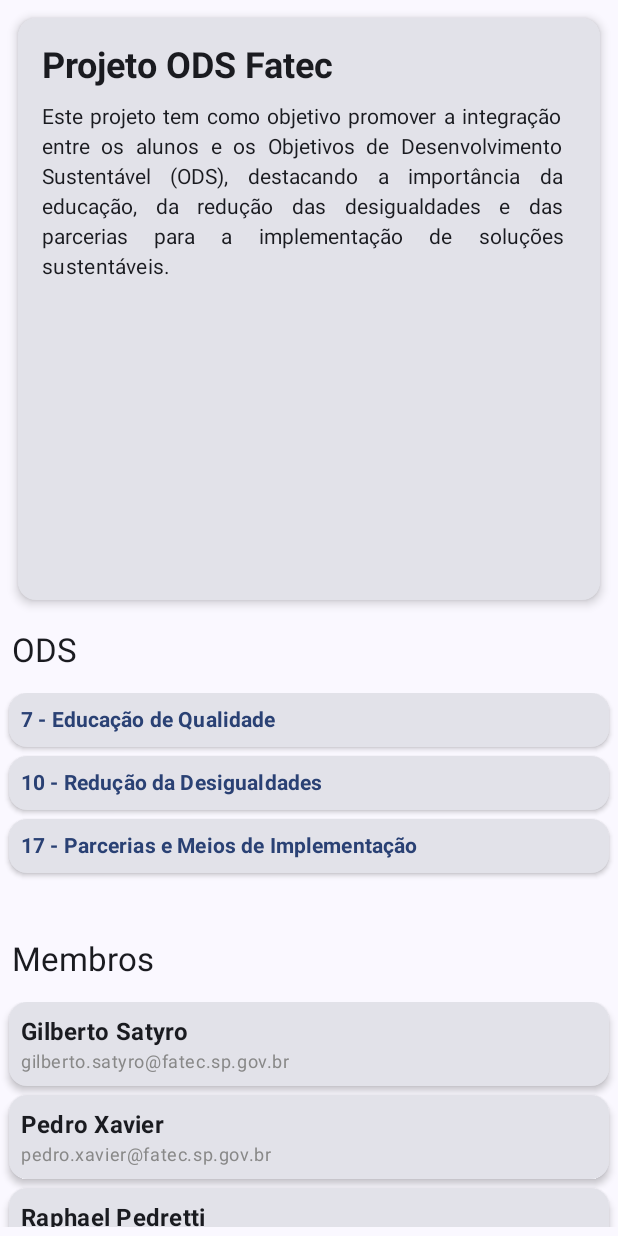
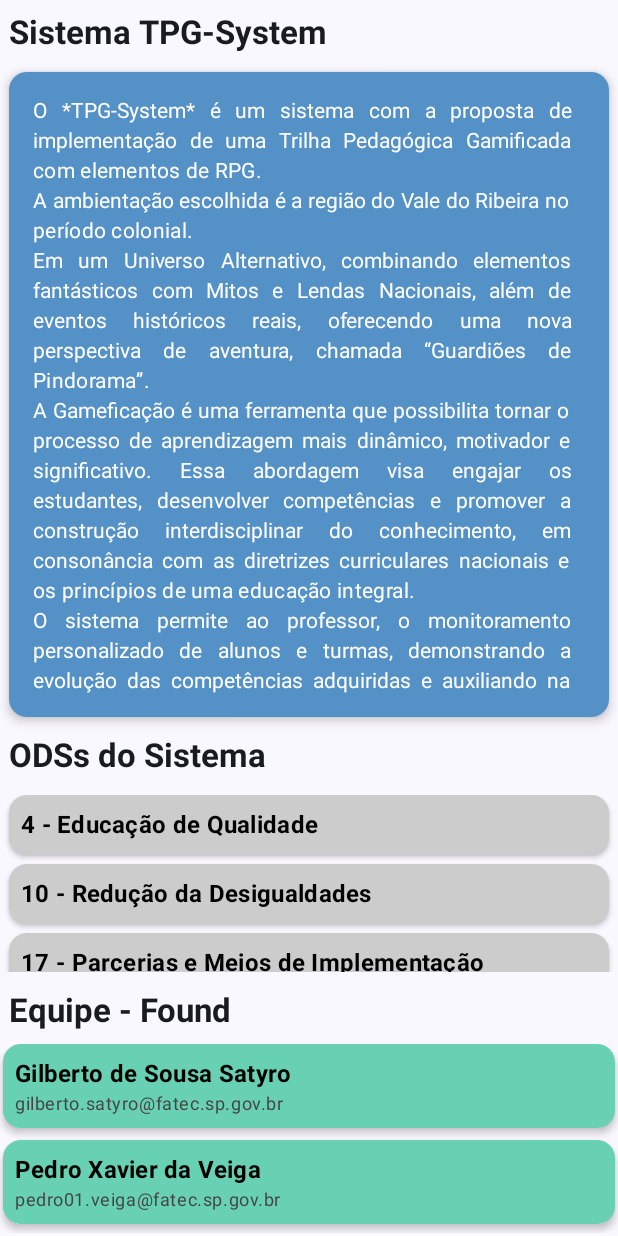
Before and after one commit to gibasatyro/PDMII_Atividade01, an Android app built with Jetpack Compose: the screen it shows after launch (MainActivity), on a phone screen of 412 x 824 dp. Run offline under Robolectric (Android 15) with nearby library versions, the phone set to English and light mode, and no system bars; pictures from the network do not load.

Commit message:
Alterações 27/09

```diff
--- a/app/build.gradle.kts
+++ b/app/build.gradle.kts
@@ -40,8 +40,6 @@ android {
 }
 
 dependencies {
-
-    implementation(libs.androidx.core.ktx)
     implementation(libs.androidx.lifecycle.runtime.ktx)
     implementation(libs.androidx.activity.compose)
     implementation(platform(libs.androidx.compose.bom))
@@ -55,5 +53,4 @@ dependencies {
     androidTestImplementation(platform(libs.androidx.compose.bom))
     androidTestImplementation(libs.androidx.compose.ui.test.junit4)
     debugImplementation(libs.androidx.compose.ui.tooling)
-    debugImplementation(libs.androidx.compose.ui.test.manifest)
 }
--- a/app/src/main/java/com/fatec/atividade01/MainActivity.kt
+++ b/app/src/main/java/com/fatec/atividade01/MainActivity.kt
@@ -5,23 +5,17 @@ import androidx.activity.ComponentActivity
 import androidx.activity.compose.setContent
 import androidx.activity.enableEdgeToEdge
 import androidx.compose.foundation.layout.Column
-import androidx.compose.foundation.layout.Spacer
 import androidx.compose.foundation.layout.fillMaxSize
-import androidx.compose.foundation.layout.height
 import androidx.compose.foundation.layout.padding
-import androidx.compose.material3.MaterialTheme
 import androidx.compose.material3.Scaffold
 import androidx.compose.material3.Text
 import androidx.compose.runtime.Composable
 import androidx.compose.ui.Modifier
 import androidx.compose.ui.tooling.preview.Preview
-import androidx.compose.ui.unit.dp
 import com.fatec.atividade01.ui.pi.MembersColumnComponent
 import com.fatec.atividade01.ui.pi.OdssColumnComponent
 import com.fatec.atividade01.ui.pi.ProjectDescriptionComponent
 import com.fatec.atividade01.ui.theme.Atividade01Theme
-
-// private var MainActivity.modifier: Modifier
 
 class MainActivity : ComponentActivity() {
     override fun onCreate(savedInstanceState: Bundle?) {
@@ -31,29 +25,16 @@ class MainActivity : ComponentActivity() {
             Atividade01Theme {
                 Scaffold(modifier = Modifier.fillMaxSize()) { innerPadding ->
                     Column(
-//                        modifier = Modifier.fillMaxSize()
                           modifier = Modifier.padding(innerPadding)
                     ) {
                         ProjectDescriptionComponent(
-                            modifier = Modifier.weight(0.5f)
+                            modifier = Modifier.weight(0.65f)
                         )
 
                         Column(
-    //                        modifier = Modifier.padding(innerPadding)
                             modifier = Modifier.weight(0.5f)
                         ) {
-                            Text(
-                                text = "ODS",
-                                style = MaterialTheme.typography.titleLarge,
-                                modifier = Modifier.padding(8.dp)
-                            )
                             OdssColumnComponent(Modifier.weight(1f))
-
-                            Text(
-                                text = "Membros",
-                                style = MaterialTheme.typography.titleLarge,
-                                modifier = Modifier.padding(8.dp)
-                            )
                             MembersColumnComponent(Modifier.weight(1f))
                         }
                     }
--- a/app/src/main/java/com/fatec/atividade01/ui/pi/Descricao.kt
+++ b/app/src/main/java/com/fatec/atividade01/ui/pi/Descricao.kt
@@ -1,5 +1,6 @@
 package com.fatec.atividade01.ui.pi
 
+import androidx.compose.ui.graphics.Color
 import androidx.compose.foundation.layout.Column
 import androidx.compose.foundation.layout.Spacer
 import androidx.compose.foundation.layout.fillMaxWidth
@@ -19,24 +20,33 @@ import androidx.compose.ui.unit.dp
 fun ProjectDescriptionComponent(
     modifier: Modifier = Modifier
 ) {
+    Spacer(modifier = Modifier.height(2.dp))
+
+    Text(
+        text = "Sistema TPG-System",
+        style = MaterialTheme.typography.titleLarge,
+        modifier = Modifier.padding(6.dp),
+        fontWeight = FontWeight.Bold,
+        textAlign = TextAlign.Center
+    )
+
     Card(
+         colors = CardDefaults.cardColors(
+            containerColor = Color(0xFF5491c7),
+            contentColor = Color(0xFFFFFFFF)
+        ),
         modifier = modifier
             .fillMaxWidth()
-            .padding(12.dp),
+            .padding(6.dp),
         elevation = CardDefaults.cardElevation(defaultElevation = 4.dp)
     ) {
         Column(modifier = Modifier.padding(16.dp)) {
             Text(
-                text = "Projeto ODS Fatec",
-                style = MaterialTheme.typography.headlineSmall,
-                fontWeight = FontWeight.Bold
-            )
-            Spacer(modifier = Modifier.height(8.dp))
-            Text(
-                text = "Este projeto tem como objetivo promover a integração entre " +
-                        "os alunos e os Objetivos de Desenvolvimento Sustentável (ODS), " +
-                        "destacando a importância da educação, da redução das desigualdades " +
-                        "e das parcerias para a implementação de soluções sustentáveis.",
+                text = "O *TPG-System* é um sistema com a proposta de implementação de uma Trilha Pedagógica Gamificada com elementos de RPG.\n" +
+                       "A ambientação escolhida é a região do Vale do Ribeira no período colonial. \n" +
+                       "Em um Universo Alternativo, combinando elementos fantásticos com Mitos e Lendas Nacionais, além de eventos históricos reais, oferecendo uma nova perspectiva de aventura, chamada “Guardiões de Pindorama”.\n" +
+                       "A Gameficação é uma ferramenta que possibilita tornar o processo de aprendizagem mais dinâmico, motivador e significativo. Essa abordagem visa engajar os estudantes, desenvolver competências e promover a construção interdisciplinar do conhecimento, em consonância com as diretrizes curriculares nacionais e os princípios de uma educação integral.\n" +
+                       "O sistema permite ao professor, o monitoramento personalizado de alunos e turmas, demonstrando a evolução das competências adquiridas e auxiliando na tomada de decisões pedagógicas eficazes..",
                 style = MaterialTheme.typography.bodyMedium,
                 textAlign = TextAlign.Justify
             )
--- a/app/src/main/java/com/fatec/atividade01/ui/pi/Membros.kt
+++ b/app/src/main/java/com/fatec/atividade01/ui/pi/Membros.kt
@@ -23,20 +23,30 @@ fun MembersColumnComponent(
     modifier: Modifier = Modifier
 ) {
     val memberList = listOf(
-        Membro("Gilberto Satyro", "gilberto.satyro@fatec.sp.gov.br"),
-        Membro("Pedro Xavier", "pedro.xavier@fatec.sp.gov.br"),
-        Membro("Raphael Pedretti", "raphael.pedretti@fatec.sp.gov.br"),
-        Membro("Renato Valente", "renato.valente@fatec.sp.gov.br"),
+        Membro("Gilberto de Sousa Satyro", "gilberto.satyro@fatec.sp.gov.br"),
+        Membro("Pedro Xavier da Veiga", "pedro01.veiga@fatec.sp.gov.br"),
+        Membro("Raphael Pedretti", "raphael.silva130@fatec.sp.gov.br"),
+        Membro("Renato José Valente", "renato.valente@fatec.sp.gov.br")
     )
 
+    Text(
+        text = "Equipe - Found",
+        style = MaterialTheme.typography.titleLarge,
+        modifier = Modifier.padding(6.dp),
+        fontWeight = FontWeight.Bold
+    )
     LazyColumn(
         modifier = modifier
             .fillMaxWidth()
-            .padding(6.dp),
-        verticalArrangement = Arrangement.spacedBy(6.dp)
+            .padding(2.dp),
+        verticalArrangement = Arrangement.spacedBy(8.dp)
     ) {
         items(memberList) { member ->
             Card(
+                colors = CardDefaults.cardColors(
+                    containerColor = Color(0xFF68D1B3),
+                    contentColor = Color(0xFF000000)
+                ),
                 modifier = Modifier.fillMaxWidth(),
                 elevation = CardDefaults.cardElevation(defaultElevation = 3.dp)
             ) {
@@ -49,7 +59,7 @@ fun MembersColumnComponent(
                     Text(
                         text = member.eMail,
                         style = MaterialTheme.typography.bodySmall,
-                        color = Color.Gray
+                        color = Color.DarkGray
                     )
                 }
             }
--- a/app/src/main/java/com/fatec/atividade01/ui/pi/Ods.kt
+++ b/app/src/main/java/com/fatec/atividade01/ui/pi/Ods.kt
@@ -2,5 +2,7 @@ package com.fatec.atividade01.ui.pi
 
 class Ods(
     val number: Int,
-    val descryption: String
+    val descryption: String,
+//    val color: String
+//    val imageUrl: String
 )
--- a/app/src/main/java/com/fatec/atividade01/ui/pi/Odss.kt
+++ b/app/src/main/java/com/fatec/atividade01/ui/pi/Odss.kt
@@ -12,6 +12,7 @@ import androidx.compose.material3.MaterialTheme
 import androidx.compose.material3.Text
 import androidx.compose.runtime.Composable
 import androidx.compose.ui.Modifier
+import androidx.compose.ui.graphics.Color
 import androidx.compose.ui.text.font.FontWeight
 import androidx.compose.ui.tooling.preview.Preview
 import androidx.compose.ui.unit.dp
@@ -22,33 +23,61 @@ fun OdssColumnComponent(
     modifier: Modifier = Modifier
 ) {
     val odsList = listOf(
-        Ods(7, "Educação de Qualidade"),
-        Ods(10, "Redução da Desigualdades"),
-        Ods(17, "Parcerias e Meios de Implementação"),
+        Ods(4,
+            "Educação de Qualidade"
+//            "0xFFc7212f"
+        //   "https://sdgs.un.org/sites/default/files/goals/E_SDG_Icons-04.jpg"
+        ),
+        Ods(10,
+            "Redução da Desigualdades"
+//            "0xFFe01583"
+        //    "https://sdgs.un.org/sites/default/files/goals/E_SDG_Icons-10.jpg"
+        ),
+        Ods(17,
+            "Parcerias e Meios de Implementação"
+//            "0xFF15496a"
+        //    "https://sdgs.un.org/sites/default/files/goals/E_SDG_Icons-10.jpg"
+        ),
     )
 
+    Text(
+        text = "ODSs do Sistema",
+        style = MaterialTheme.typography.titleLarge,
+        modifier = Modifier.padding(6.dp),
+        fontWeight = FontWeight.Bold
+    )
     LazyColumn(
+//    LazyRow(
         modifier = modifier
             .fillMaxWidth()
             .padding(6.dp),
         verticalArrangement = Arrangement.spacedBy(6.dp)
     ) {
         items(odsList) { ods ->
+//            val colorInt = ods.color.toColorInt()
             Card(
+                colors = CardDefaults.cardColors(
+                    containerColor = Color.LightGray,
+//                    containerColor = Color(colorInt),
+                    contentColor = Color.Black
+                ),
                 modifier = Modifier.fillMaxWidth(),
                 elevation = CardDefaults.cardElevation(defaultElevation = 2.dp)
             ) {
                 Column(modifier = Modifier.padding(8.dp)) {
+//                    AsyncImage(
+//                        model = ods.imageUrl,
+//                        contentDescription = "ODS ${ods.number}",
+//                        modifier = Modifier
+//                            .size(64.dp)
+//                            .clip(RoundedCornerShape(8.dp)),
+//                        contentScale = ContentScale.Crop
+//                    )
                     Text(
                         text = "${ods.number} - ${ods.descryption}",
-                        style = MaterialTheme.typography.titleSmall,
+                        style = MaterialTheme.typography.titleMedium,
                         fontWeight = FontWeight.Bold,
-                        color = MaterialTheme.colorScheme.primary
                     )
-//                    Text(
-//                        text = ods.descryption,
-//                        style = MaterialTheme.typography.bodyMedium
-//                    )
                 }
             }
         }
--- a/gradle/libs.versions.toml
+++ b/gradle/libs.versions.toml
@@ -7,7 +7,8 @@ junitVersion = "1.3.0"
 espressoCore = "3.7.0"
 lifecycleRuntimeKtx = "2.9.4"
 activityCompose = "1.11.0"
-composeBom = "2024.09.00"
+composeBom = "2025.09.01"
+coilCompose = "2.7.0"
 
 [libraries]
 androidx-core-ktx = { group = "androidx.core", name = "core-ktx", version.ref = "coreKtx" }
@@ -24,6 +25,7 @@ androidx-compose-ui-tooling-preview = { group = "androidx.compose.ui", name = "u
 androidx-compose-ui-test-manifest = { group = "androidx.compose.ui", name = "ui-test-manifest" }
 androidx-compose-ui-test-junit4 = { group = "androidx.compose.ui", name = "ui-test-junit4" }
 androidx-compose-material3 = { group = "androidx.compose.material3", name = "material3" }
+coil-compose = { group = "io.coil-kt", name = "coil-compose", version.ref = "coilCompose" }
 
 [plugins]
 android-application = { id = "com.android.application", version.ref = "agp" }
```
Also changed, not shown: 6 other files. Lines whose indentation alone changed are shown as unchanged.
